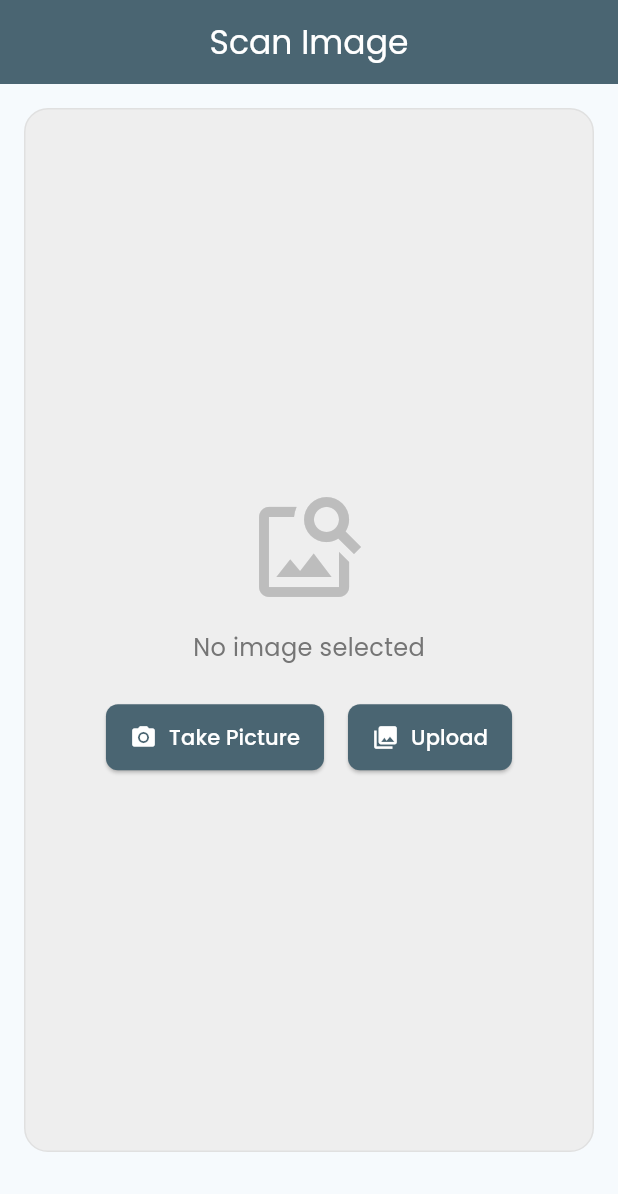
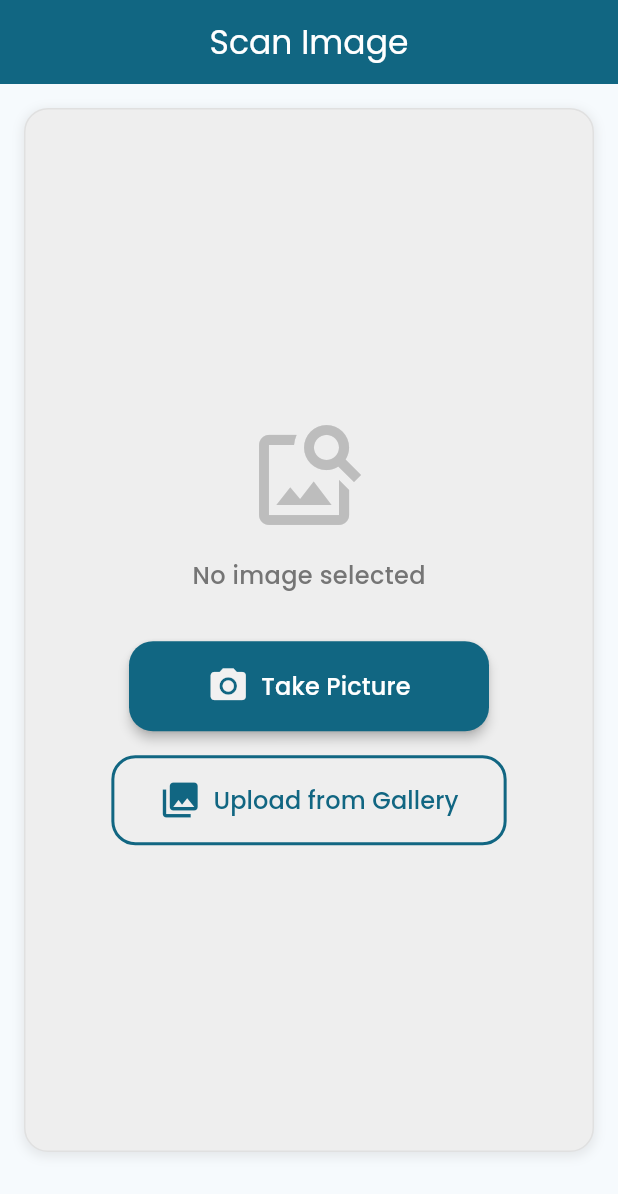
Before and after one commit to officiallyutso/scan-app-mdg, a Flutter app: the screen it shows after launch, on a phone screen of 412 x 824 dp. Shown: the top 1194 px of the screen. Run offline on Flutter 3.47's test engine with Material 3 defaults, Android fonts, the phone set to English and light mode, and no system bars; our stand-ins replace google_fonts, image_picker.

Commit message:
feat: minor ui update

```diff
--- a/lib/screens/home_screen.dart
+++ b/lib/screens/home_screen.dart
@@ -156,6 +156,9 @@ class _HomeScreenState extends State<HomeScreen> {
     return Scaffold(
       appBar: AppBar(
         title: const Text('Scan Image'),
+        elevation: 0,
+        backgroundColor: Theme.of(context).colorScheme.primary,
+        foregroundColor: Colors.white,
       ),
       body: SafeArea(
         child: Padding(
@@ -172,6 +175,14 @@ class _HomeScreenState extends State<HomeScreen> {
                       color: Colors.grey[300]!,
                       width: 1,
                     ),
+                    boxShadow: [
+                      BoxShadow(
+                        color: Colors.grey.withOpacity(0.2),
+                        spreadRadius: 1,
+                        blurRadius: 5,
+                        offset: const Offset(0, 2),
+                      ),
+                    ],
                   ),
                   child: _image == null
                       ? Center(
@@ -189,34 +200,63 @@ class _HomeScreenState extends State<HomeScreen> {
                                 style: TextStyle(
                                   fontSize: 16,
                                   color: Colors.grey[600],
+                                  fontWeight: FontWeight.w500,
                                 ),
                               ),
-                              const SizedBox(height: 24),
-
-                              Row(
-                                mainAxisAlignment: MainAxisAlignment.center,
+                              const SizedBox(height: 32),
+                              Column(
+                                mainAxisSize: MainAxisSize.min,
                                 children: [
                                   ElevatedButton.icon(
                                     onPressed: _takePicture,
-                                    icon: const Icon(Icons.camera_alt),
-                                    label: const Text('Take Picture'),
-                                    style: ElevatedButton.styleFrom(
-                                      padding: const EdgeInsets.symmetric(
-                                        horizontal: 16,
-                                        vertical: 12,
+                                    icon: const Icon(Icons.camera_alt, size: 28, color: Color.fromRGBO(242, 241, 241, 1)),
+                                    label: const Text(
+                                      'Take Picture',
+                                      style: TextStyle(
+                                        fontSize: 16,
+                                        fontWeight: FontWeight.w500,
+                                        color: Color.fromRGBO(255, 255, 255, 1),
                                       ),
                                     ),
+                                    style: ElevatedButton.styleFrom(
+                                      backgroundColor: Theme.of(context).colorScheme.primary,
+                                      foregroundColor: Colors.white,
+                                      padding: const EdgeInsets.symmetric(
+                                        horizontal: 32,
+                                        vertical: 16,
                                       ),
-                                  const SizedBox(width: 16),
-                                  ElevatedButton.icon(
+                                      shape: RoundedRectangleBorder(
+                                        borderRadius: BorderRadius.circular(16),
+                                      ),
+                                      elevation: 3,
+                                      minimumSize: const Size(240, 56),
+                                    ),
+                                  ),
+                                  const SizedBox(height: 16),
+                                  OutlinedButton.icon(
                                     onPressed: _pickImageFromGallery,
-                                    icon: const Icon(Icons.photo_library),
-                                    label: const Text('Upload'),
-                                    style: ElevatedButton.styleFrom(
+                                    icon: const Icon(Icons.photo_library, size: 28),
+                                    label: const Text(
+                                      'Upload from Gallery',
+                                      style: TextStyle(
+                                        fontSize: 16,
+                                        fontWeight: FontWeight.w500,
+                                      ),
+                                    ),
+                                    style: OutlinedButton.styleFrom(
+                                      foregroundColor: Theme.of(context).colorScheme.primary,
+                                      side: BorderSide(
+                                        color: Theme.of(context).colorScheme.primary,
+                                        width: 2,
+                                      ),
                                       padding: const EdgeInsets.symmetric(
-                                        horizontal: 16,
-                                        vertical: 12,
+                                        horizontal: 32,
+                                        vertical: 16,
                                       ),
+                                      shape: RoundedRectangleBorder(
+                                        borderRadius: BorderRadius.circular(16),
+                                      ),
+                                      minimumSize: const Size(240, 56),
                                     ),
                                   ),
                                 ],
@@ -282,15 +322,15 @@ class _HomeScreenState extends State<HomeScreen> {
               if (_personDetails != null) ...[
                 const SizedBox(height: 20),
                 Container(
-                  padding: const EdgeInsets.all(16),
+                  padding: const EdgeInsets.all(20),
                   decoration: BoxDecoration(
                     color: Colors.white,
-                    borderRadius: BorderRadius.circular(12),
+                    borderRadius: BorderRadius.circular(16),
                     boxShadow: [
                       BoxShadow(
                         color: Colors.grey.withOpacity(0.2),
                         spreadRadius: 1,
-                        blurRadius: 4,
+                        blurRadius: 6,
                         offset: const Offset(0, 2),
                       ),
                     ],
@@ -298,6 +338,14 @@ class _HomeScreenState extends State<HomeScreen> {
                   child: Column(
                     crossAxisAlignment: CrossAxisAlignment.start,
                     children: [
+                      Row(
+                        children: [
+                          Icon(
+                            Icons.person_outline,
+                            color: Theme.of(context).colorScheme.primary,
+                            size: 24,
+                          ),
+                          const SizedBox(width: 10),
                           const Text(
                             'Person Details',
                             style: TextStyle(
@@ -306,7 +354,9 @@ class _HomeScreenState extends State<HomeScreen> {
                               color: Color(0xFF4A6572),
                             ),
                           ),
-                      const Divider(height: 24),
+                        ],
+                      ),
+                      const Divider(height: 24, thickness: 1),
                       _buildDetailRow('Aadhar Number', _personDetails!['aadharNumber'] ?? 'Not available'),
 
                       const SizedBox(height: 16),
@@ -316,7 +366,13 @@ class _HomeScreenState extends State<HomeScreen> {
                           TextButton.icon(
                             onPressed: _removeImage,
                             icon: const Icon(Icons.refresh, color: Colors.blue),
-                            label: const Text('Scan New', style: TextStyle(color: Colors.blue)),
+                            label: const Text('Scan New', style: TextStyle(color: Colors.blue, fontWeight: FontWeight.w600)),
+                            style: TextButton.styleFrom(
+                              padding: const EdgeInsets.symmetric(horizontal: 16, vertical: 10),
+                              shape: RoundedRectangleBorder(
+                                borderRadius: BorderRadius.circular(8),
+                              ),
+                            ),
                           ),
                         ],
                       ),
@@ -325,9 +381,34 @@ class _HomeScreenState extends State<HomeScreen> {
                 ),
               ],
 
-              // Document type selection section - only dikhega if image is selected
+              // Document type selection section
               if (_image != null && _personDetails == null) ...[
                 const SizedBox(height: 20),
+                Container(
+                  padding: const EdgeInsets.all(16),
+                  decoration: BoxDecoration(
+                    color: Colors.white,
+                    borderRadius: BorderRadius.circular(12),
+                    boxShadow: [
+                      BoxShadow(
+                        color: Colors.grey.withOpacity(0.1),
+                        spreadRadius: 1,
+                        blurRadius: 4,
+                        offset: const Offset(0, 1),
+                      ),
+                    ],
+                  ),
+                  child: Column(
+                    crossAxisAlignment: CrossAxisAlignment.start,
+                    children: [
+                      Row(
+                        children: [
+                          Icon(
+                            Icons.document_scanner_outlined,
+                            color: Theme.of(context).colorScheme.primary,
+                            size: 20,
+                          ),
+                          const SizedBox(width: 8),
                           const Text(
                             'Select Document Type:',
                             style: TextStyle(
@@ -335,7 +416,9 @@ class _HomeScreenState extends State<HomeScreen> {
                               fontWeight: FontWeight.bold,
                             ),
                           ),
-                const SizedBox(height: 12),
+                        ],
+                      ),
+                      const SizedBox(height: 16),
                       Row(
                         children: [
                           Expanded(
@@ -356,10 +439,13 @@ class _HomeScreenState extends State<HomeScreen> {
                         ],
                       ),
                     ],
+                  ),
+                ),
+              ],
 
-              ///response
+              // Send button
               const SizedBox(height: 24),
-              if (_image != null)
+              if (_image != null && _personDetails == null)
                 ElevatedButton.icon(
                   onPressed: _isLoading ? null : _sendImage,
                   icon: _isLoading
@@ -373,9 +459,19 @@ class _HomeScreenState extends State<HomeScreen> {
                           ),
                         )
                       : const Icon(Icons.send),
-                  label: Text(_isLoading ? 'Sending...' : 'Send Image'),
+                  label: Text(
+                    _isLoading ? 'Sending...' : 'Send Image',
+                    style: const TextStyle(
+                      fontSize: 16,
+                      fontWeight: FontWeight.w600,
+                    ),
+                  ),
                   style: ElevatedButton.styleFrom(
                     minimumSize: const Size(double.infinity, 56),
+                    shape: RoundedRectangleBorder(
+                      borderRadius: BorderRadius.circular(12),
+                    ),
+                    elevation: 3,
                   ),
                 )
               else
@@ -392,6 +488,7 @@ class _HomeScreenState extends State<HomeScreen> {
   Widget _buildDocTypeOption(String title, IconData icon, bool isSelected) {
     return InkWell(
       onTap: () => _selectDocType(title),
+      borderRadius: BorderRadius.circular(12),
       child: Container(
         padding: const EdgeInsets.symmetric(vertical: 16, horizontal: 12),
         decoration: BoxDecoration(
@@ -403,6 +500,14 @@ class _HomeScreenState extends State<HomeScreen> {
                 : Colors.grey[300]!,
             width: isSelected ? 2 : 1,
           ),
+          boxShadow: isSelected ? [
+            BoxShadow(
+              color: Theme.of(context).colorScheme.primary.withOpacity(0.2),
+              spreadRadius: 1,
+              blurRadius: 3,
+              offset: const Offset(0, 1),
+            ),
+          ] : null,
         ),
         child: Column(
           mainAxisSize: MainAxisSize.min,
```
Lines whose indentation alone changed are shown as unchanged.
